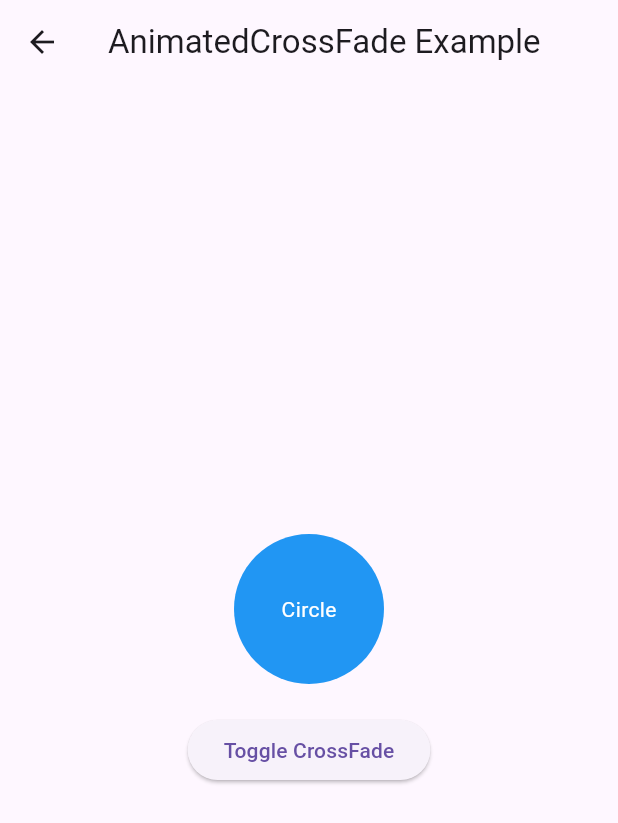
After one commit to Aboud-KHalaf/flutter_animations, a Flutter app: the AnimatedCrossFadeAnimationPage screen opened by its route, on a phone screen of 412 x 824 dp. The commit adds this screen. Shown: the top 823 px of the screen. Run offline on Flutter 3.47's test engine with Material 3 defaults, Android fonts, the light colour scheme and no system bars.

Commit message:
create Animated switcher  Animation Page

```diff
--- /dev/null
+++ b/lib/animations/animated_cross_fade_animation_page.dart
@@ -0,0 +1,76 @@
+import 'package:flutter/material.dart';
+
+class AnimatedCrossFadeAnimationPage extends StatefulWidget {
+  static const String id = "anmated_cross_fade";
+  const AnimatedCrossFadeAnimationPage({super.key});
+
+  @override
+  State<AnimatedCrossFadeAnimationPage> createState() =>
+      _AnimatedCrossFadeAnimationPageState();
+}
+
+class _AnimatedCrossFadeAnimationPageState
+    extends State<AnimatedCrossFadeAnimationPage> {
+  bool _showFirst = true;
+
+  void _toggleCrossFade() {
+    setState(() {
+      _showFirst = !_showFirst; // Toggle between the two widgets
+    });
+  }
+
+  @override
+  Widget build(BuildContext context) {
+    return Scaffold(
+      appBar: AppBar(
+        title: const Text("AnimatedCrossFade Example"),
+      ),
+      body: Center(
+        child: Column(
+          mainAxisAlignment: MainAxisAlignment.center,
+          children: [
+            AnimatedCrossFade(
+              firstChild: Container(
+                width: 100,
+                height: 100,
+                decoration: const BoxDecoration(
+                  color: Colors.blue,
+                  shape: BoxShape.circle, // Circle shape
+                ),
+                child: const Center(
+                  child: Text(
+                    "Circle",
+                    style: TextStyle(color: Colors.white),
+                  ),
+                ),
+              ),
+              secondChild: Container(
+                width: 100,
+                height: 100,
+                decoration: const BoxDecoration(
+                  color: Colors.red,
+                  shape: BoxShape.rectangle, // Square shape
+                ),
+                child: const Center(
+                  child: Text(
+                    "Square",
+                    style: TextStyle(color: Colors.white),
+                  ),
+                ),
+              ),
+              crossFadeState: _showFirst
+                  ? CrossFadeState.showFirst
+                  : CrossFadeState.showSecond,
+              duration: const Duration(seconds: 1),
+            ),
+            const SizedBox(height: 20),
+            ElevatedButton(
+              onPressed: _toggleCrossFade,
+              child: const Text("Toggle CrossFade"),
+            ),
+          ],
+        ),
+      ),
+    );
+  }
+}
--- a/lib/main.dart
+++ b/lib/main.dart
@@ -1,5 +1,6 @@
 import 'package:anmations/animations/animated_aligment_animation_page.dart';
 import 'package:anmations/animations/animated_container_animation_page.dart';
+import 'package:anmations/animations/animated_cross_fade_animation_page.dart';
 import 'package:anmations/animations/animated_opacity_animation_page.dart';
 import 'package:anmations/animations/animated_pading_animation_page.dart';
 import 'package:anmations/animations/animated_physical_model_animation_page.dart';
@@ -39,6 +40,8 @@ class AnmiationsApp extends StatelessWidget {
             const AnimatedPositionedAnimationPage(),
         AnimatedPositionedDirectionalAnimationPage.id: (context) =>
             const AnimatedPositionedDirectionalAnimationPage(),
+        AnimatedCrossFadeAnimationPage.id: (context) =>
+            const AnimatedCrossFadeAnimationPage(),
       },
     );
   }
--- a/lib/models/page.dart
+++ b/lib/models/page.dart
@@ -1,5 +1,6 @@
 import 'package:anmations/animations/animated_aligment_animation_page.dart';
 import 'package:anmations/animations/animated_container_animation_page.dart';
+import 'package:anmations/animations/animated_cross_fade_animation_page.dart';
 import 'package:anmations/animations/animated_opacity_animation_page.dart';
 import 'package:anmations/animations/animated_pading_animation_page.dart';
 import 'package:anmations/animations/animated_physical_model_animation_page.dart';
@@ -45,4 +46,8 @@ final List<Page> pages = [
     pageName: 'animated positioned directional',
     pageRouteName: AnimatedPositionedDirectionalAnimationPage.id,
   ),
+  Page(
+    pageName: 'animated cross fade',
+    pageRouteName: AnimatedCrossFadeAnimationPage.id,
+  ),
 ];
```
